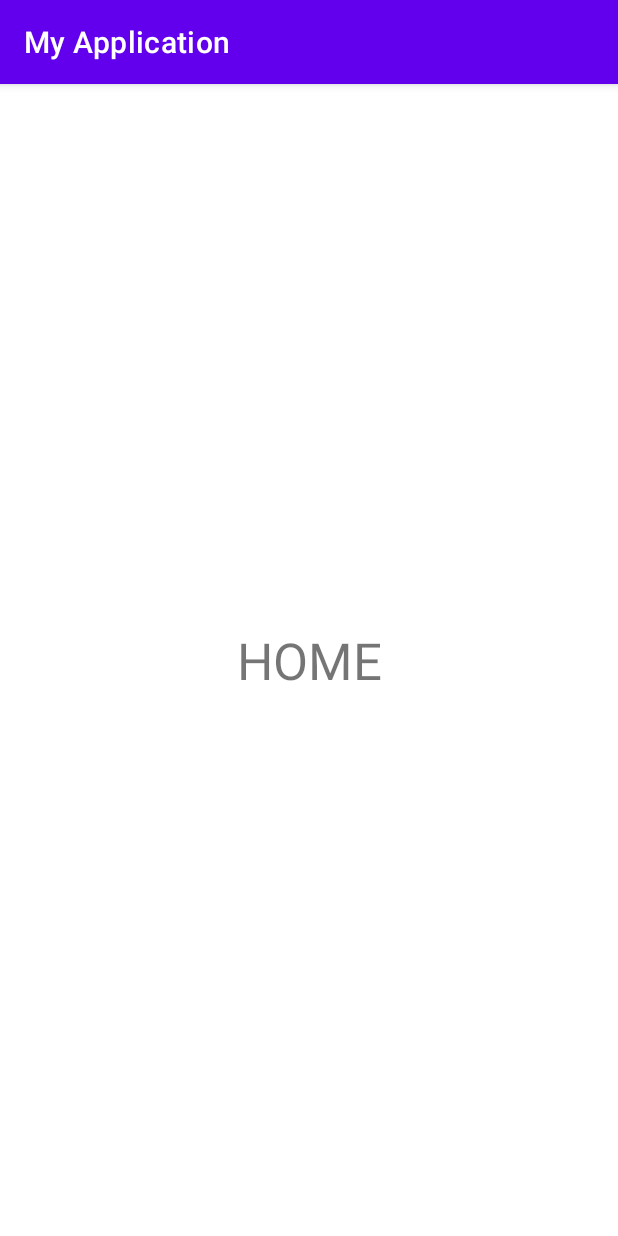
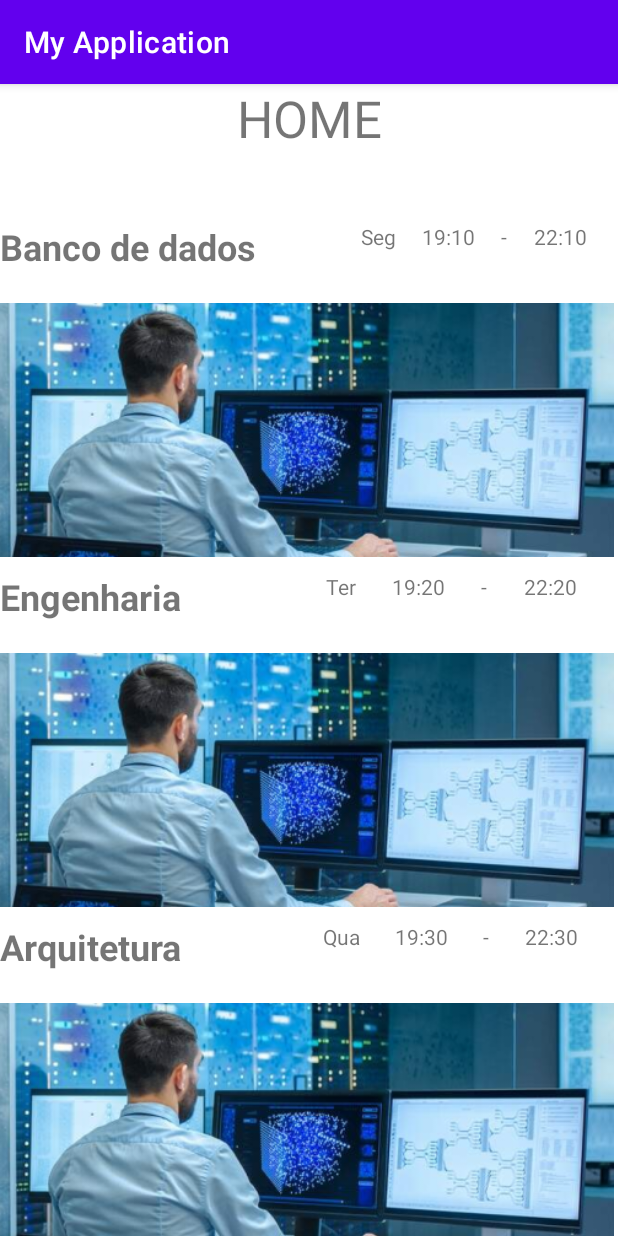
Before and after one commit to lucas-alexsander/appmobile-virtualboard, an Android app: the HomeActivity screen opened directly, with no data from a screen before it, on a phone screen of 412 x 824 dp. Run offline under Robolectric (Android 15) with nearby library versions, the phone set to English and light mode, and no system bars; Roboto replaces fonts that are not available here.

Commit message:
Fix imagens + video + RecyclerView

```diff
--- /dev/null
+++ b/MyApplication/app/src/main/java/com/example/myapplication/Adapter/MateriaAdapter.java
@@ -0,0 +1,51 @@
+package com.example.myapplication.Adapter;
+
+import android.view.LayoutInflater;
+import android.view.View;
+import android.view.ViewGroup;
+import android.widget.TextView;
+
+import androidx.annotation.NonNull;
+import androidx.recyclerview.widget.RecyclerView;
+
+import com.example.myapplication.Model.MateriaModel;
+import com.example.myapplication.R;
+
+import java.util.List;
+
+public class MateriaAdapter extends RecyclerView.Adapter<MateriaViewHolder> {
+
+    private List<MateriaModel> materias;
+
+
+    public MateriaAdapter(List<MateriaModel> materias){
+        this.materias = materias;
+    }
+
+    @NonNull
+    @Override
+    public MateriaViewHolder onCreateViewHolder(@NonNull ViewGroup parent, int viewType) {
+        View v = LayoutInflater.from(parent.getContext()).inflate(R.layout.materia_view, parent, false);
+        MateriaViewHolder vw = new MateriaViewHolder(v);
+
+        return vw;
+    }
+
+    @Override
+    public void onBindViewHolder(@NonNull MateriaViewHolder holder, int position) {
+        TextView tv = holder.viewMateria.findViewById(R.id.materia_textView);
+        tv.setText(materias.get(position).getNome());
+        tv = holder.viewMateria.findViewById(R.id.week_textView);
+        tv.setText(materias.get(position).getDia());
+        tv = holder.viewMateria.findViewById(R.id.horaInicio_textView);
+        tv.setText(materias.get(position).getHoraInicio()+"");
+        tv = holder.viewMateria.findViewById(R.id.horaFim_textView);
+        tv.setText(materias.get(position).getHoraFim()+"");
+    }
+
+
+    @Override
+    public int getItemCount() {
+        return materias.size();
+    }
+}
--- /dev/null
+++ b/MyApplication/app/src/main/java/com/example/myapplication/Adapter/MateriaViewHolder.java
@@ -0,0 +1,18 @@
+package com.example.myapplication.Adapter;
+
+import android.view.View;
+import android.widget.TextView;
+
+import androidx.annotation.NonNull;
+import androidx.recyclerview.widget.RecyclerView;
+
+public class MateriaViewHolder extends RecyclerView.ViewHolder {
+
+    public View viewMateria;
+
+    public MateriaViewHolder(@NonNull View itemView) {
+        super(itemView);
+        this.viewMateria = itemView;
+
+    }
+}
--- a/MyApplication/app/src/main/java/com/example/myapplication/HomeActivity.java
+++ b/MyApplication/app/src/main/java/com/example/myapplication/HomeActivity.java
@@ -1,8 +1,16 @@
 package com.example.myapplication;
 
 import androidx.appcompat.app.AppCompatActivity;
+import androidx.recyclerview.widget.LinearLayoutManager;
+import androidx.recyclerview.widget.RecyclerView;
 
 import android.os.Bundle;
+
+import com.example.myapplication.Adapter.MateriaAdapter;
+import com.example.myapplication.Model.MateriaModel;
+
+import java.util.ArrayList;
+import java.util.List;
 
 public class HomeActivity extends AppCompatActivity {
 
@@ -10,5 +18,26 @@ public class HomeActivity extends AppCompatActivity {
     protected void onCreate(Bundle savedInstanceState) {
         super.onCreate(savedInstanceState);
         setContentView(R.layout.activity_home);
+
+
+
+        List<MateriaModel> materias = new ArrayList<>();
+
+        materias.add(new MateriaModel("Banco de dados", "Seg", "19:10",  "22:10", "//"));
+        materias.add(new MateriaModel("Engenharia", "Ter", "19:20",  "22:20", "//"));
+        materias.add(new MateriaModel("Arquitetura", "Qua", "19:30",  "22:30", "//"));
+        materias.add(new MateriaModel("Gestão Projetos", "Qui", "19:30",  "22:30", "//"));
+        materias.add(new MateriaModel("Dev Mobile", "Sex", "19:30",  "22:30", "//"));
+
+        RecyclerView recyclerView = (RecyclerView) findViewById(R.id.rvMaterias);
+
+        RecyclerView.Adapter adapter = new MateriaAdapter(materias);
+
+        RecyclerView.LayoutManager lm = new LinearLayoutManager(this);
+        recyclerView.setAdapter(adapter);
+        recyclerView.setLayoutManager(lm);
+
     }
+
+
 }
--- /dev/null
+++ b/MyApplication/app/src/main/java/com/example/myapplication/Model/MateriaModel.java
@@ -0,0 +1,73 @@
+package com.example.myapplication.Model;
+
+import java.util.Objects;
+
+public class MateriaModel {
+
+    String nome;
+    String dia;
+    String horaInicio;
+    String horaFim;
+    String imagem;
+
+    public MateriaModel(String nome, String dia, String horaInicio, String horaFim, String imagem) {
+        this.nome = nome;
+        this.dia = dia;
+        this.horaInicio = horaInicio;
+        this.horaFim = horaFim;
+        this.imagem = imagem;
+    }
+
+    public String getNome() {
+        return nome;
+    }
+
+    public void setNome(String nome) {
+        this.nome = nome;
+    }
+
+    public String getDia() {
+        return dia;
+    }
+
+    public void setDia(String dia) {
+        this.dia = dia;
+    }
+
+    public String getHoraInicio() {
+        return horaInicio;
+    }
+
+    public void setHoraInicio(String horaInicio) {
+        this.horaInicio = horaInicio;
+    }
+
+    public String getHoraFim() {
+        return horaFim;
+    }
+
+    public void setHoraFim(String horaFim) {
+        this.horaFim = horaFim;
+    }
+
+    public String getImagem() {
+        return imagem;
+    }
+
+    public void setImagem(String imagem) {
+        this.imagem = imagem;
+    }
+
+    @Override
+    public boolean equals(Object o) {
+        if (this == o) return true;
+        if (o == null || getClass() != o.getClass()) return false;
+        MateriaModel that = (MateriaModel) o;
+        return dia == that.dia && horaInicio == that.horaInicio && horaFim == that.horaFim && Objects.equals(nome, that.nome) && Objects.equals(imagem, that.imagem);
+    }
+
+    @Override
+    public int hashCode() {
+        return Objects.hash(nome, dia, horaInicio, horaFim, imagem);
+    }
+}
--- a/MyApplication/app/src/main/res/layout/activity_home.xml
+++ b/MyApplication/app/src/main/res/layout/activity_home.xml
@@ -12,8 +12,15 @@
         android:layout_height="wrap_content"
         android:text="HOME"
         android:textSize="34sp"
-        app:layout_constraintBottom_toBottomOf="parent"
         app:layout_constraintEnd_toEndOf="parent"
         app:layout_constraintStart_toStartOf="parent"
         app:layout_constraintTop_toTopOf="parent" />
+
+    <androidx.recyclerview.widget.RecyclerView
+        android:id="@+id/rvMaterias"
+        android:layout_width="409dp"
+        android:layout_height="match_parent"
+        android:layout_marginTop="92dp"
+        app:layout_constraintTop_toBottomOf="@+id/textView4"
+        tools:layout_editor_absoluteX="1dp" />
 </androidx.constraintlayout.widget.ConstraintLayout>
--- /dev/null
+++ b/MyApplication/app/src/main/res/layout/materia_view.xml
@@ -0,0 +1,68 @@
+<?xml version="1.0" encoding="utf-8"?>
+<LinearLayout xmlns:android="http://schemas.android.com/apk/res/android"
+    xmlns:app="http://schemas.android.com/apk/res-auto"
+    android:layout_width="match_parent"
+    android:layout_height="wrap_content"
+    android:orientation="vertical">
+
+    <LinearLayout
+        android:layout_width="match_parent"
+        android:layout_height="44dp"
+        android:orientation="horizontal">
+
+        <TextView
+            android:id="@+id/materia_textView"
+            android:layout_width="wrap_content"
+            android:layout_height="wrap_content"
+            android:layout_weight="1"
+            android:text="Disciplina"
+            android:textAlignment="textStart"
+            android:textSize="24sp"
+            android:textStyle="bold" />
+
+        <LinearLayout
+            android:layout_width="wrap_content"
+            android:layout_height="wrap_content"
+            android:layout_weight="1"
+            android:orientation="horizontal">
+
+            <TextView
+                android:id="@+id/week_textView"
+                android:layout_width="wrap_content"
+                android:layout_height="wrap_content"
+                android:layout_weight="1"
+                android:text="Seg" />
+
+            <TextView
+                android:id="@+id/horaInicio_textView"
+                android:layout_width="wrap_content"
+                android:layout_height="wrap_content"
+                android:layout_weight="1"
+                android:text="08:00" />
+
+            <TextView
+                android:id="@+id/textView9"
+                android:layout_width="wrap_content"
+                android:layout_height="wrap_content"
+                android:layout_weight="1"
+                android:text="-" />
+
+            <TextView
+                android:id="@+id/horaFim_textView"
+                android:layout_width="wrap_content"
+                android:layout_height="wrap_content"
+                android:layout_weight="1"
+                android:text="11:00" />
+
+        </LinearLayout>
+
+    </LinearLayout>
+
+    <ImageView
+        android:id="@+id/imageView4"
+        android:layout_width="match_parent"
+        android:layout_height="189dp"
+        android:layout_weight="1"
+        app:srcCompat="@mipmap/materia2" />
+
+</LinearLayout>
--- a/MyApplication/app/src/main/res/values/themes.xml
+++ b/MyApplication/app/src/main/res/values/themes.xml
@@ -2,6 +2,7 @@
     <!-- Base application theme. -->
     <style name="Theme.MyApplication" parent="Theme.MaterialComponents.DayNight.DarkActionBar">
         <!-- Primary brand color. -->
+
         <item name="colorPrimary">@color/purple_500</item>
         <item name="colorPrimaryVariant">@color/purple_700</item>
         <item name="colorOnPrimary">@color/white</item>
```
Also changed, not shown: MyApplication/app/src/main/res/mipmap-hdpi/materia1.png (added), MyApplication/app/src/main/res/mipmap-hdpi/materia2.png (added), MyApplication/app/src/main/res/mipmap-hdpi/materia3.png (added).
